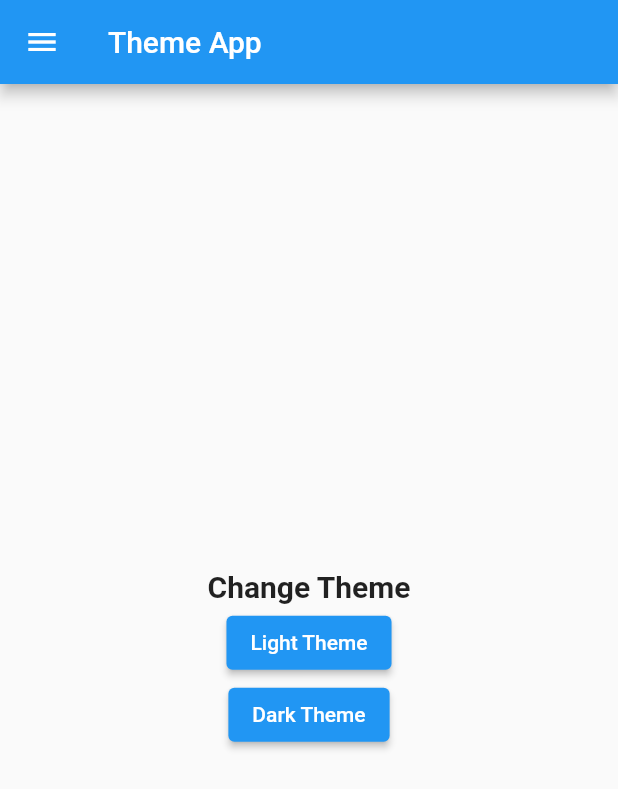
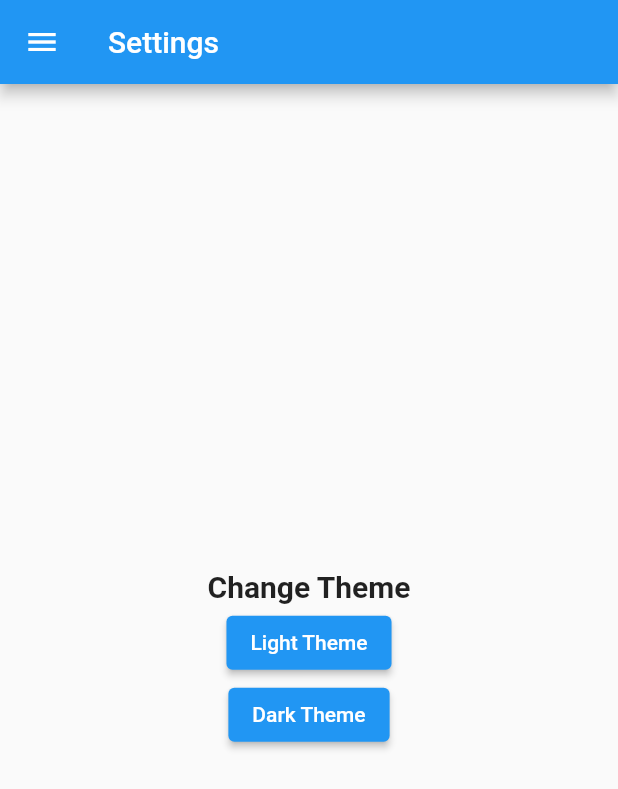
Before and after one commit to JoniPahikainen/Wh_flutter_project, a Flutter app: the MyHomeScreen screen opened directly, on a phone screen of 412 x 824 dp. Shown: the top 789 px of the screen. Run offline on Flutter 3.47's test engine with Material 2 defaults, Android fonts, the light colour scheme and no system bars; our stand-ins replace audioplayers, firebase_core, firebase_database; accounts and stored records are empty.

Commit message:
change setting page title

```diff
--- a/uusiaa/lib/SettingsPage.dart
+++ b/uusiaa/lib/SettingsPage.dart
@@ -66,7 +66,7 @@ class _MyHomeScreenState extends State<MyHomeScreen> {
   Widget build(BuildContext context) {
     return Scaffold(
       appBar: AppBar(
-        title: const Text("Theme App"),
+        title: const Text("Settings"),
       ),
       drawer: const MyDrawer(),
       body: Center(
```
